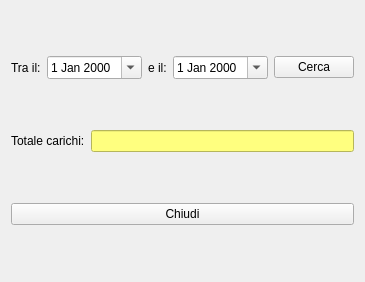
This is hloads.ui in fblabs/hamlet-mod-sancon as Qt 5 draws it before an edit. The edited form follows.
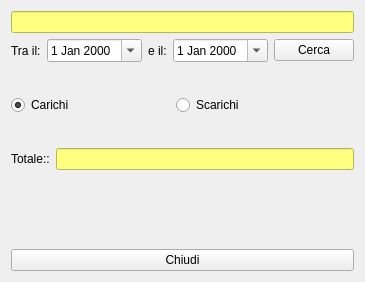
This is the edited form. Icons and pictures are not drawn.

Patch:
```diff
--- a/hloads.ui
+++ b/hloads.ui
@@ -9,7 +9,7 @@
    <rect>
     <x>0</x>
     <y>0</y>
-    <width>253</width>
+    <width>339</width>
     <height>282</height>
    </rect>
   </property>
@@ -17,6 +17,16 @@
    <string>Carichi</string>
   </property>
   <layout class="QVBoxLayout" name="verticalLayout">
+   <item>
+    <widget class="QLineEdit" name="leProduct">
+     <property name="styleSheet">
+      <string notr="true">background-color: rgb(255, 255, 127);</string>
+     </property>
+     <property name="readOnly">
+      <bool>true</bool>
+     </property>
+    </widget>
+   </item>
    <item>
     <layout class="QHBoxLayout" name="horizontalLayout">
      <item>
@@ -60,12 +70,46 @@
      </item>
     </layout>
    </item>
+   <item>
+    <layout class="QHBoxLayout" name="horizontalLayout_3">
+     <item>
+      <widget class="QRadioButton" name="rbLoads">
+       <property name="text">
+        <string>Carichi</string>
+       </property>
+       <property name="checked">
+        <bool>true</bool>
+       </property>
+      </widget>
+     </item>
+     <item>
+      <widget class="QRadioButton" name="rbUnloads">
+       <property name="text">
+        <string>Scarichi</string>
+       </property>
+      </widget>
+     </item>
+     <item>
+      <spacer name="verticalSpacer">
+       <property name="orientation">
+        <enum>Qt::Vertical</enum>
+       </property>
+       <property name="sizeHint" stdset="0">
+        <size>
+         <width>20</width>
+         <height>64</height>
+        </size>
+       </property>
+      </spacer>
+     </item>
+    </layout>
+   </item>
    <item>
     <layout class="QHBoxLayout" name="horizontalLayout_2">
      <item>
       <widget class="QLabel" name="label_3">
        <property name="text">
-        <string>Totale carichi:</string>
+        <string>Totale::</string>
        </property>
       </widget>
      </item>
@@ -81,6 +125,19 @@
      </item>
     </layout>
    </item>
+   <item>
+    <spacer name="verticalSpacer_2">
+     <property name="orientation">
+      <enum>Qt::Vertical</enum>
+     </property>
+     <property name="sizeHint" stdset="0">
+      <size>
+       <width>20</width>
+       <height>63</height>
+      </size>
+     </property>
+    </spacer>
+   </item>
    <item>
     <widget class="QPushButton" name="pbClose">
      <property name="text">
```
Left out of the diff: 2 changed lines with no effect on the pictures.
